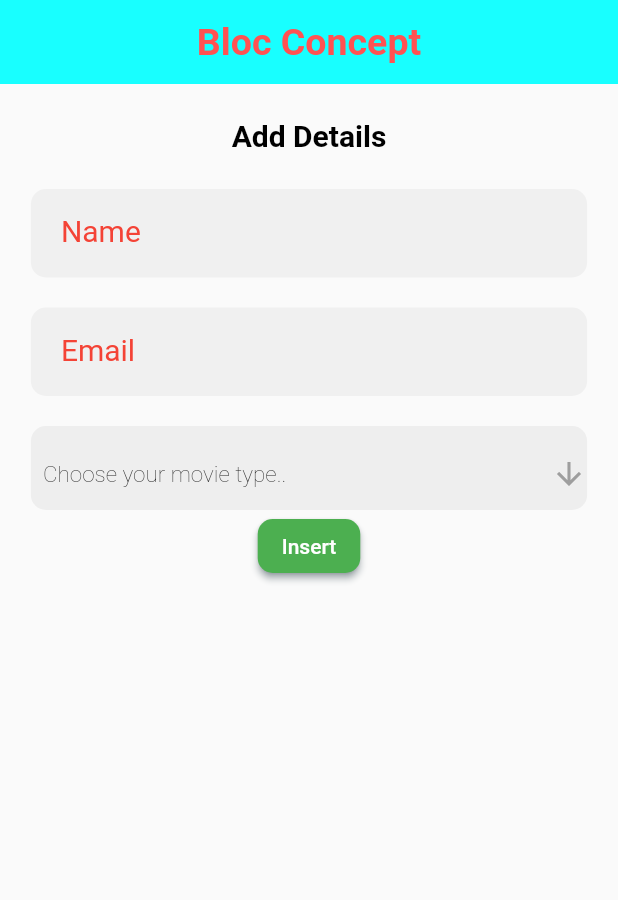
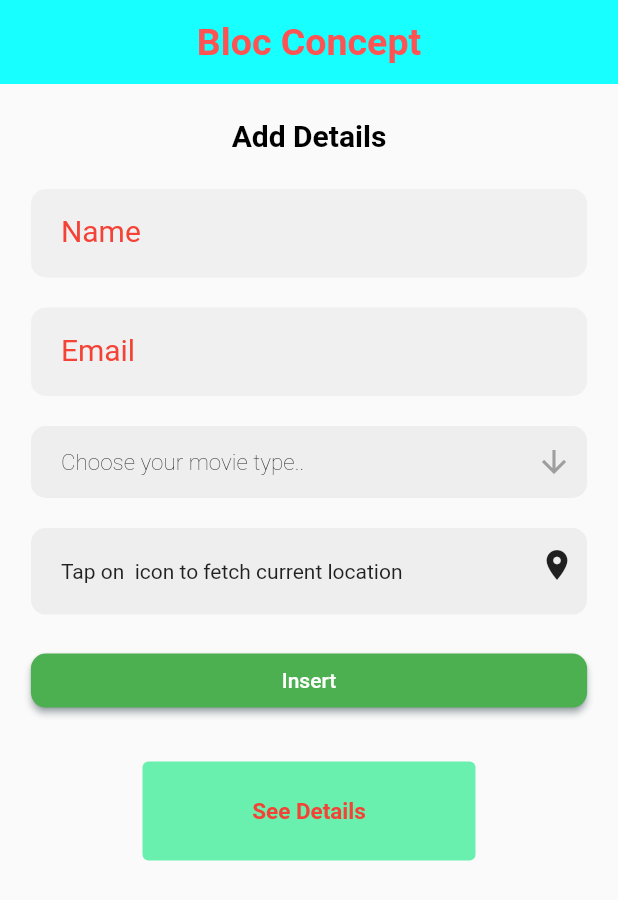
Before and after one commit to pitabashchoudhury/gloifyTraining, a Flutter app: the screen it shows after launch, on a phone screen of 412 x 824 dp. Shown: the top 900 px of the screen. Run offline on Flutter 3.47's test engine with Material 2 defaults, Android fonts, the phone set to English and light mode, and no system bars.

Commit message:
button added

```diff
--- a/lib/screen/home_page.dart
+++ b/lib/screen/home_page.dart
@@ -27,6 +27,7 @@ class _HomePageState extends State<HomePage> {
     final width = MediaQuery.of(context).size.width;
     return SafeArea(
       child: Scaffold(
+        resizeToAvoidBottomInset: true,
         appBar: AppBar(
           elevation: 0.0,
           backgroundColor: Colors.cyanAccent,
@@ -45,7 +46,7 @@ class _HomePageState extends State<HomePage> {
         ),
         body: SingleChildScrollView(
           child: SizedBox(
-            height: height,
+            // height: height,
             width: width,
             child: Wrap(
               direction: Axis.vertical,
@@ -74,7 +75,7 @@ class _HomePageState extends State<HomePage> {
                     ),
                     child: SizedBox(
                       width: width * 0.9,
-                      height: height * 0.9,
+                      //height: height * 0.9,
                       //color: Colors.red,
                       child: Column(
                         crossAxisAlignment: CrossAxisAlignment.center,
@@ -95,12 +96,12 @@ class _HomePageState extends State<HomePage> {
                           const SizedBox(
                             height: 20,
                           ),
-// bubu
+                          // dropdown
                           Container(
                             width: width,
                             padding: const EdgeInsets.only(
-                              left: 8,
-                              top: 8,
+                              left: 20,
+                              right: 10,
                             ),
                             decoration: BoxDecoration(
                               color: Colors.grey[200],
@@ -151,8 +152,50 @@ class _HomePageState extends State<HomePage> {
                               },
                             ),
                           ),
-                          //bubu
-                          ElevatedButton(
+                          //dropdown
+                          const SizedBox(
+                            height: 20,
+                          ),
+                          // location Lane
+                          Container(
+                            width: width,
+                            height: height * 0.7 / 10,
+                            decoration: BoxDecoration(
+                              color: Colors.grey[200],
+                              borderRadius: BorderRadius.circular(10),
+                              shape: BoxShape.rectangle,
+                            ),
+                            child: Row(
+                              children: <Widget>[
+                                const Expanded(
+                                  child: Padding(
+                                    padding: EdgeInsets.only(left: 20),
+                                    child: Text(
+                                      "Tap on  icon to fetch current location",
+                                    ),
+                                  ),
+                                ),
+                                IconButton(
+                                  alignment: Alignment.topRight,
+                                  highlightColor: Colors.red,
+                                  tooltip: "Tap",
+                                  splashRadius: 10.0,
+                                  icon: const Icon(
+                                    Icons.location_on,
+                                  ),
+                                  onPressed: () {},
+                                ),
+                              ],
+                            ),
+                          ),
+                          // location Lane
+                          const SizedBox(
+                            height: 20,
+                          ),
+
+                          SizedBox(
+                            width: width,
+                            child: ElevatedButton(
                               style: ElevatedButton.styleFrom(
                                 backgroundColor: Colors.green,
                                 shadowColor: Colors.blueGrey,
@@ -169,6 +212,49 @@ class _HomePageState extends State<HomePage> {
                               },
                               child: const Text('Insert'),
                             ),
+                          ),
+                          const SizedBox(
+                            height: 30,
+                          ),
+                          TextButton(
+                            style: ButtonStyle(
+                              backgroundColor: MaterialStateProperty.all<Color>(
+                                Colors.greenAccent,
+                              ),
+                              foregroundColor: MaterialStateProperty.all<Color>(
+                                Colors.red,
+                              ),
+                            ),
+                            onPressed: () {
+                              ScaffoldMessenger.of(context).showSnackBar(
+                                const SnackBar(
+                                  content: Text(
+                                    'content',
+                                  ),
+                                ),
+                              );
+                            },
+                            child: Container(
+                              width: width / 2,
+                              height: 50,
+                              decoration: BoxDecoration(
+                                border: Border.all(
+                                  width: 1,
+                                  color: Colors.transparent,
+                                ),
+                                borderRadius: BorderRadius.circular(10),
+                              ),
+                              child: const Center(
+                                child: Text(
+                                  'See Details',
+                                  style: TextStyle(
+                                    fontSize: 15,
+                                    fontWeight: FontWeight.bold,
+                                  ),
+                                ),
+                              ),
+                            ),
+                          ),
                         ],
                       ),
                     ),
```
Lines whose indentation alone changed are shown as unchanged.
